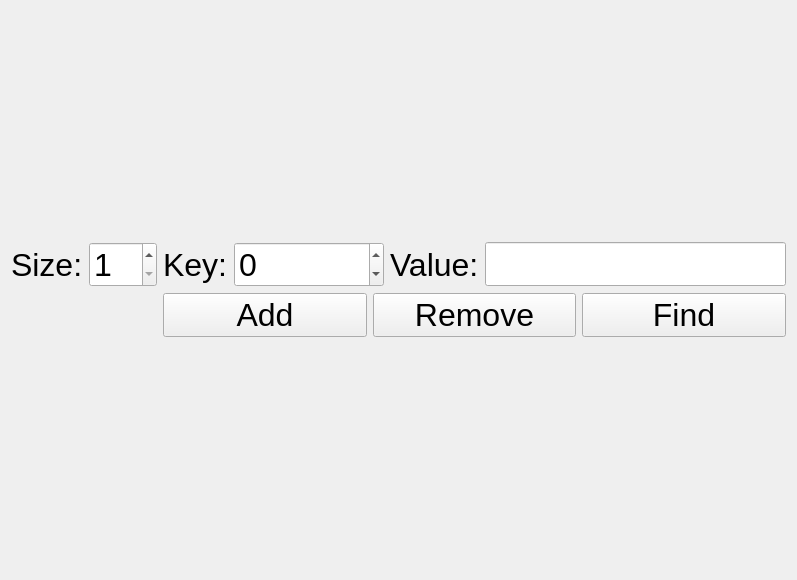
This is Lab6/BaseHashTableWidget.ui in BNS200/ads2 as Qt 5 draws it before an edit. The edited form follows.
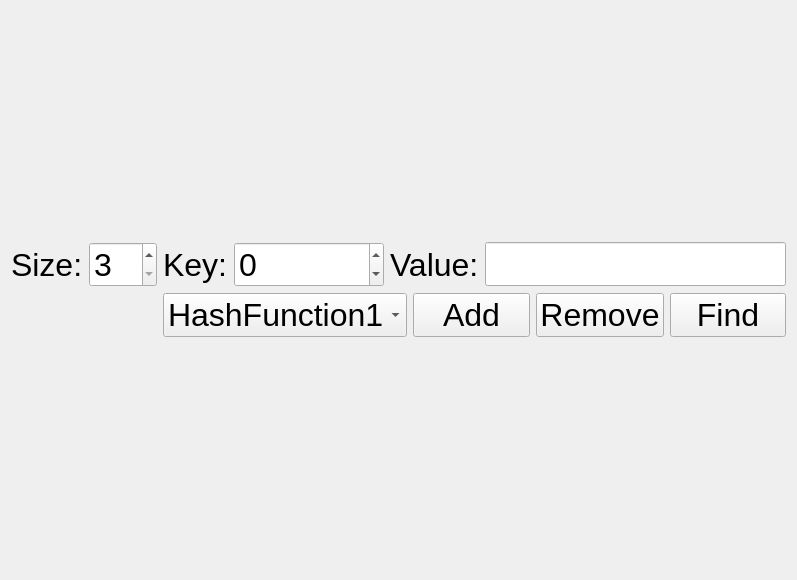
This is the edited form.

The edit to the form file:
```diff
--- a/Lab6/BaseHashTableWidget.ui
+++ b/Lab6/BaseHashTableWidget.ui
@@ -55,7 +55,7 @@
      <item row="0" column="1">
       <widget class="QSpinBox" name="spinBox_size">
        <property name="minimum">
-        <number>1</number>
+        <number>3</number>
        </property>
       </widget>
      </item>
@@ -68,6 +68,28 @@
      </item>
      <item row="1" column="2">
       <layout class="QHBoxLayout" name="horizontalLayout">
+       <item>
+        <widget class="QComboBox" name="comboBox">
+         <property name="currentIndex">
+          <number>0</number>
+         </property>
+         <item>
+          <property name="text">
+           <string>HashFunction1</string>
+          </property>
+         </item>
+         <item>
+          <property name="text">
+           <string>HashFunction2</string>
+          </property>
+         </item>
+         <item>
+          <property name="text">
+           <string>HashFunction3</string>
+          </property>
+         </item>
+        </widget>
+       </item>
        <item>
         <widget class="QPushButton" name="pushButton_add">
          <property name="text">
```
